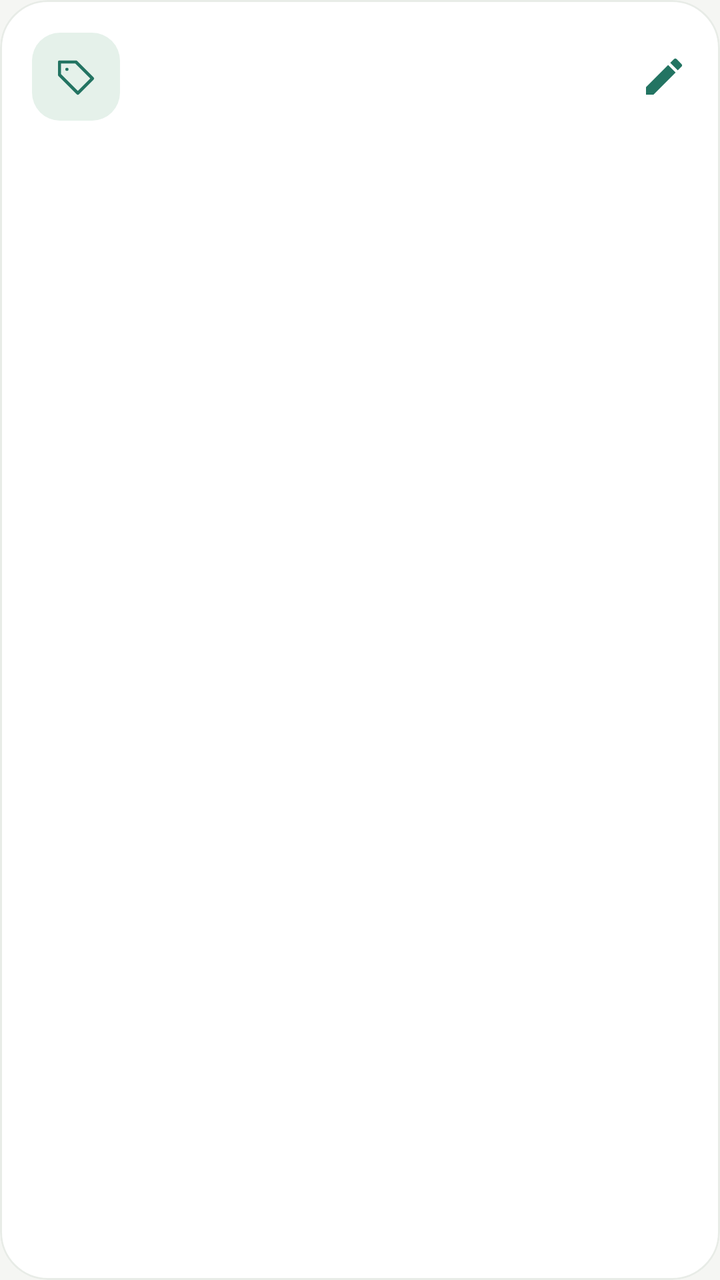
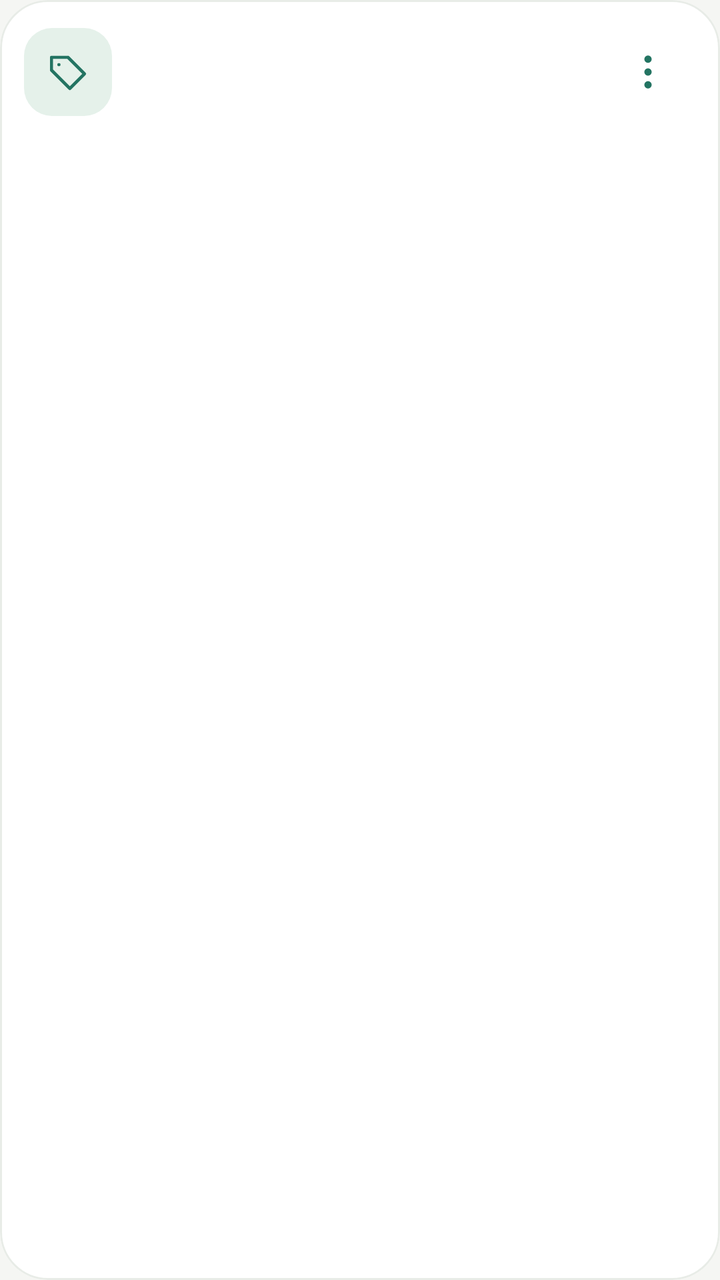

An Android layout rendered at two revisions. The XML below is the earlier revision; the diff shows what the commit changed to produce the second picture.
<!-- AndroidManifest.xml: application theme Theme.LightLedger -->
<!-- res/layout/row_category_manage.xml -->
<com.google.android.material.card.MaterialCardView xmlns:android="http://schemas.android.com/apk/res/android" xmlns:app="http://schemas.android.com/apk/res-auto" style="@style/LedgerCard" android:layout_width="match_parent" android:layout_height="wrap_content" android:layout_marginBottom="10dp" android:clickable="true" android:focusable="true">
    <LinearLayout android:layout_width="match_parent" android:layout_height="wrap_content" android:gravity="center_vertical" android:orientation="horizontal" android:padding="16dp">
        <ImageView android:id="@+id/categoryIcon" android:layout_width="44dp" android:layout_height="44dp" android:background="@drawable/bg_badge" android:padding="11dp" android:importantForAccessibility="no" android:src="@drawable/ic_tag" />
        <LinearLayout android:layout_width="0dp" android:layout_height="wrap_content" android:layout_weight="1" android:layout_marginHorizontal="14dp" android:orientation="vertical">
            <TextView android:id="@+id/categoryName" style="@style/LedgerSectionTitle" android:layout_width="match_parent" android:layout_height="wrap_content" />
            <TextView android:id="@+id/categoryHint" style="@style/LedgerCaption" android:layout_width="match_parent" android:layout_height="wrap_content" android:layout_marginTop="3dp" />
        </LinearLayout>
        <ImageView android:id="@+id/editIcon" android:layout_width="24dp" android:layout_height="24dp" android:importantForAccessibility="no" android:src="@drawable/ic_edit" />
    </LinearLayout>
</com.google.android.material.card.MaterialCardView>
<!-- resources referenced by this layout -->
<resources>
  <!-- drawable bg_badge (drawable) -->
  <shape xmlns:android="http://schemas.android.com/apk/res/android"><solid android:color="?attr/ledgerSoft"/><corners android:radius="14dp"/></shape>
  <!-- drawable ic_edit (drawable) -->
  <vector xmlns:android="http://schemas.android.com/apk/res/android" android:width="24dp" android:height="24dp" android:viewportWidth="24" android:viewportHeight="24">
      <path android:fillColor="?attr/colorPrimary" android:pathData="M3,17.25V21h3.75L17.81,9.94l-3.75,-3.75zM20.71,7.04a1,1 0,0 0,0 -1.41l-2.34,-2.34a1,1 0,0 0,-1.41 0l-1.83,1.83 3.75,3.75z" />
  </vector>
  <!-- drawable ic_tag (drawable) -->
  <vector xmlns:android="http://schemas.android.com/apk/res/android" android:width="24dp" android:height="24dp" android:viewportWidth="24" android:viewportHeight="24"><path android:pathData="M3,4 L12,4 L21,13 L13,21 L3,11 Z M7,8 L7.1,8" android:fillColor="@android:color/transparent" android:strokeColor="?attr/colorPrimary" android:strokeWidth="1.7" android:strokeLineCap="round" android:strokeLineJoin="round"/></vector>
  <style name="LedgerCaption"><item name="android:textColor">?attr/ledgerMuted</item><item name="android:textSize">13sp</item><item name="android:lineSpacingExtra">3dp</item></style>
  <style name="LedgerCard" parent="Widget.MaterialComponents.CardView">
          <item name="cardCornerRadius">24dp</item><item name="cardElevation">0dp</item><item name="cardBackgroundColor">@color/white</item>
          <item name="strokeColor">?attr/ledgerBorder</item><item name="strokeWidth">1dp</item>
      </style>
  <style name="LedgerSectionTitle"><item name="android:textColor">?attr/colorOnSurface</item><item name="android:textSize">18sp</item><item name="android:fontFamily">sans-serif-medium</item></style>
  <color name="white">#FFFFFF</color>
  <color name="ledger_teal">#237462</color>
  <color name="ledger_teal_dark">#184D40</color>
  <color name="ledger_ink">#1C302B</color>
  <color name="ledger_background">#F5F6F3</color>
  <color name="ledger_teal_soft">#E5F1EA</color>
  <color name="ledger_muted">#697A73</color>
  <color name="ledger_border">#E8ECE7</color>
  <style name="LedgerButton" parent="Widget.MaterialComponents.Button">
          <item name="cornerRadius">16dp</item><item name="android:minHeight">52dp</item><item name="android:textAllCaps">false</item>
          <item name="android:textSize">15sp</item><item name="android:fontFamily">sans-serif-medium</item><item name="android:paddingHorizontal">16dp</item>
          <item name="android:insetTop">3dp</item><item name="android:insetBottom">3dp</item>
      </style>
  <style name="LedgerInput" parent="Widget.MaterialComponents.TextInputLayout.OutlinedBox">
          <item name="boxCornerRadiusTopStart">14dp</item><item name="boxCornerRadiusTopEnd">14dp</item><item name="boxCornerRadiusBottomStart">14dp</item><item name="boxCornerRadiusBottomEnd">14dp</item>
          <item name="boxBackgroundColor">@color/white</item><item name="boxStrokeColor">?attr/colorPrimary</item>
      </style>
  <!-- unchanged entries left out for length: 1 -->
</resources>

<!-- the commit's change to res/layout/row_category_manage.xml (unified diff, before → after) -->
@@ -1,10 +1,10 @@
 <com.google.android.material.card.MaterialCardView xmlns:android="http://schemas.android.com/apk/res/android" xmlns:app="http://schemas.android.com/apk/res-auto" style="@style/LedgerCard" android:layout_width="match_parent" android:layout_height="wrap_content" android:layout_marginBottom="10dp" android:clickable="true" android:focusable="true">
-    <LinearLayout android:layout_width="match_parent" android:layout_height="wrap_content" android:gravity="center_vertical" android:orientation="horizontal" android:padding="16dp">
+    <LinearLayout android:layout_width="match_parent" android:layout_height="wrap_content" android:gravity="center_vertical" android:orientation="horizontal" android:padding="12dp">
         <ImageView android:id="@+id/categoryIcon" android:layout_width="44dp" android:layout_height="44dp" android:background="@drawable/bg_badge" android:padding="11dp" android:importantForAccessibility="no" android:src="@drawable/ic_tag" />
-        <LinearLayout android:layout_width="0dp" android:layout_height="wrap_content" android:layout_weight="1" android:layout_marginHorizontal="14dp" android:orientation="vertical">
+        <LinearLayout android:layout_width="0dp" android:layout_height="wrap_content" android:layout_weight="1" android:layout_marginHorizontal="10dp" android:orientation="vertical">
             <TextView android:id="@+id/categoryName" style="@style/LedgerSectionTitle" android:layout_width="match_parent" android:layout_height="wrap_content" />
             <TextView android:id="@+id/categoryHint" style="@style/LedgerCaption" android:layout_width="match_parent" android:layout_height="wrap_content" android:layout_marginTop="3dp" />
         </LinearLayout>
-        <ImageView android:id="@+id/editIcon" android:layout_width="24dp" android:layout_height="24dp" android:importantForAccessibility="no" android:src="@drawable/ic_edit" />
+        <com.google.android.material.button.MaterialButton android:id="@+id/editIcon" style="@style/LedgerTextButton" android:layout_width="48dp" android:layout_height="48dp" android:minWidth="0dp" android:padding="0dp" android:contentDescription="排序或删除分类" app:icon="@drawable/ic_more" app:iconSize="22dp" app:iconPadding="0dp" app:iconGravity="textStart" />
     </LinearLayout>
 </com.google.android.material.card.MaterialCardView>
<!-- resource entries referenced after the edit -->
@@ -2,9 +2,9 @@
 <resources>
   <!-- drawable bg_badge (drawable) -->
   <shape xmlns:android="http://schemas.android.com/apk/res/android"><solid android:color="?attr/ledgerSoft"/><corners android:radius="14dp"/></shape>
-  <!-- drawable ic_edit (drawable) -->
+  <!-- drawable ic_more (drawable) -->
   <vector xmlns:android="http://schemas.android.com/apk/res/android" android:width="24dp" android:height="24dp" android:viewportWidth="24" android:viewportHeight="24">
-      <path android:fillColor="?attr/colorPrimary" android:pathData="M3,17.25V21h3.75L17.81,9.94l-3.75,-3.75zM20.71,7.04a1,1 0,0 0,0 -1.41l-2.34,-2.34a1,1 0,0 0,-1.41 0l-1.83,1.83 3.75,3.75z" />
+      <path android:fillColor="?attr/colorPrimary" android:pathData="M12,3a2,2 0,1 0,0 4a2,2 0,0 0,0 -4M12,10a2,2 0,1 0,0 4a2,2 0,0 0,0 -4M12,17a2,2 0,1 0,0 4a2,2 0,0 0,0 -4" />
   </vector>
   <!-- drawable ic_tag (drawable) -->
   <vector xmlns:android="http://schemas.android.com/apk/res/android" android:width="24dp" android:height="24dp" android:viewportWidth="24" android:viewportHeight="24"><path android:pathData="M3,4 L12,4 L21,13 L13,21 L3,11 Z M7,8 L7.1,8" android:fillColor="@android:color/transparent" android:strokeColor="?attr/colorPrimary" android:strokeWidth="1.7" android:strokeLineCap="round" android:strokeLineJoin="round"/></vector>
@@ -14,6 +14,9 @@
           <item name="strokeColor">?attr/ledgerBorder</item><item name="strokeWidth">1dp</item>
       </style>
   <style name="LedgerSectionTitle"><item name="android:textColor">?attr/colorOnSurface</item><item name="android:textSize">18sp</item><item name="android:fontFamily">sans-serif-medium</item></style>
+  <style name="LedgerTextButton" parent="Widget.MaterialComponents.Button.TextButton">
+          <item name="android:minHeight">48dp</item><item name="android:textAllCaps">false</item><item name="android:textSize">14sp</item><item name="cornerRadius">12dp</item>
+      </style>
   <color name="white">#FFFFFF</color>
   <color name="ledger_teal">#237462</color>
   <color name="ledger_teal_dark">#184D40</color>
